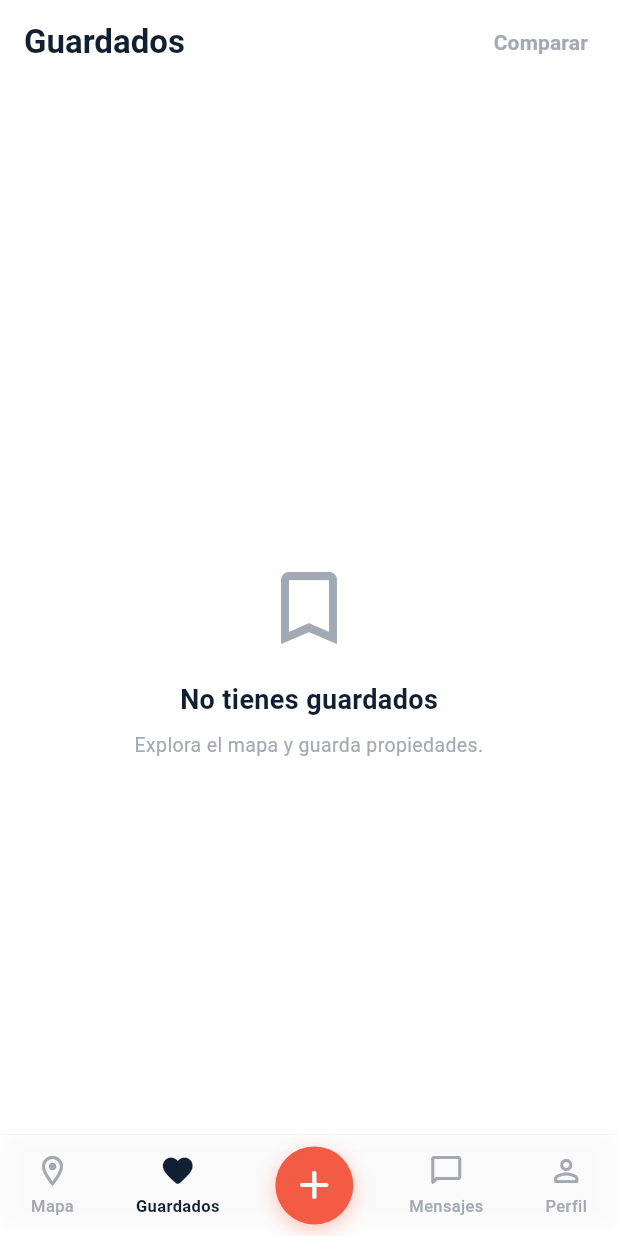
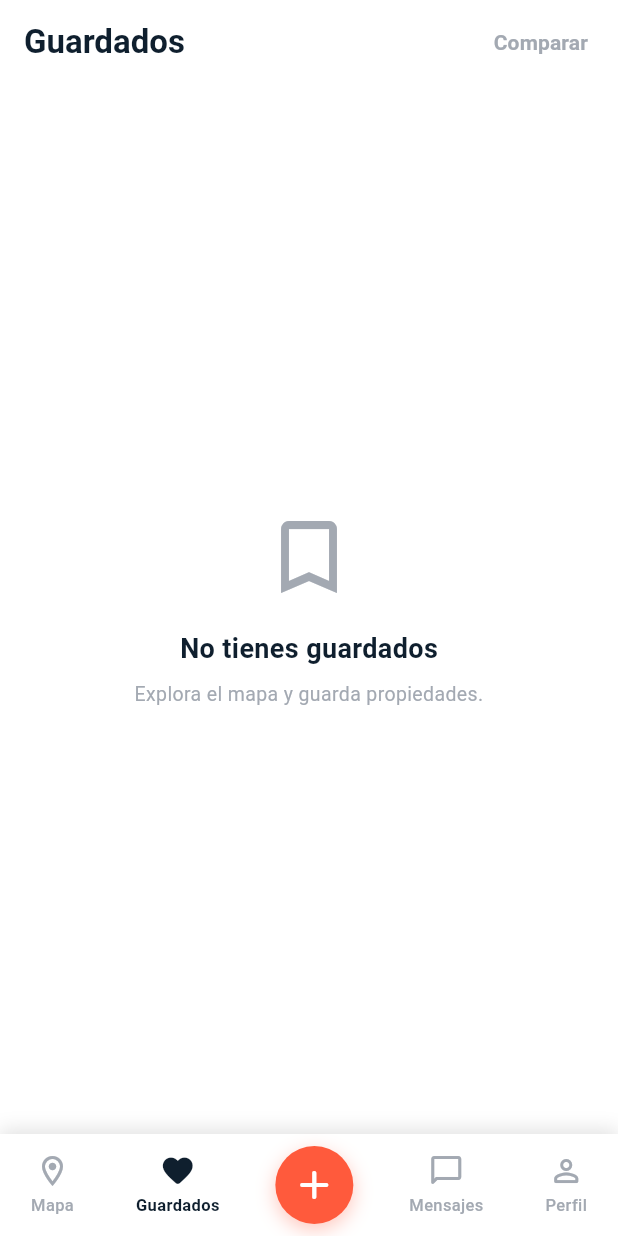
Before and after one commit to m1x3r961/ProyectoKaza, a Flutter app: the screen it shows after launch, item 2 of the bottom bar chosen, on a phone screen of 412 x 824 dp. Run offline on Flutter 3.47's test engine with Material 3 defaults, Android fonts, the light colour scheme and no system bars; our stand-ins replace flutter_map, flutter_riverpod, go_router, latlong2, supabase_flutter; accounts and stored records are empty.

Commit message:
Revert "fix: apply P03B01A Map/Home Presentation Fidelity Patch"
This reverts commit e4b00da0ffec76bc1430687f9a3f419b0afec533.

```diff
--- a/mobile/lib/app/theme/kaza_theme.dart
+++ b/mobile/lib/app/theme/kaza_theme.dart
@@ -9,8 +9,8 @@
 /// - Verde Entorno: #27AE60 (Kaza Score / Verificado)
 class KazaTheme {
   // 1. PALETA DE COLORES OFICIAL DE MARCA
-  static const Color azulKaza = Color(0xFF101F31);       // #101F31 Azul Kaza
-  static const Color coralKaza = Color(0xFFF45B45);      // #F45B45 Coral Kaza
+  static const Color azulKaza = Color(0xFF0F1F2E);       // #0F1F2E Azul Kaza
+  static const Color coralKaza = Color(0xFFFF5A3C);      // #FF5A3C Coral Kaza
   static const Color grisClaro = Color(0xFFF2F4F7);       // #F2F4F7 Gris Claro
   static const Color grisMedio = Color(0xFFA3A9B2);       // #A3A9B2 Gris Medio
   static const Color verdeEntorno = Color(0xFF27AE60);    // #27AE60 Verde Entorno
--- a/mobile/lib/core/widgets/kaza_pin_painter.dart
+++ b/mobile/lib/core/widgets/kaza_pin_painter.dart
@@ -1,6 +1,5 @@
 import 'dart:math' as math;
 import 'package:flutter/material.dart';
-import '../../app/theme/kaza_theme.dart';
 
 /// 📍 PIN PAINTER CANÓNICO DE KAZA (Sin fondo blanco, vector degradado)
 /// Soporta badge numérico de cantidad de propiedades (diseño WM-01 v0.2)
@@ -48,8 +47,8 @@
       ..maskFilter = const MaskFilter.blur(BlurStyle.normal, 4);
     canvas.drawPath(pinPath.shift(const Offset(0, 3)), shadowPaint);
 
-    // 2. Kaza Navy or Coral Fill
-    final Paint fillPaint = Paint()..color = isSelected ? KazaTheme.coralKaza : KazaTheme.azulKaza;
+    // 2. Kaza Navy Fill
+    final Paint fillPaint = Paint()..color = const Color(0xFF0F1F2E); // Azul Kaza
     canvas.drawPath(pinPath, fillPaint);
 
     // 3. Crisp White Border
--- a/mobile/lib/features/shell/screens/main_shell_screen.dart
+++ b/mobile/lib/features/shell/screens/main_shell_screen.dart
@@ -1,4 +1,3 @@
-import 'dart:ui';
 import 'package:flutter/material.dart';
 import 'package:go_router/go_router.dart';
 import '../../../app/theme/kaza_theme.dart';
@@ -143,18 +142,11 @@
     final fabIconSize = screenWidth < 360 ? 26.0 : 32.0;
 
     return Scaffold(
-      extendBody: true,
       body: navigationShell,
-      bottomNavigationBar: ClipRect(
-        child: BackdropFilter(
-          filter: ImageFilter.blur(sigmaX: 16.0, sigmaY: 16.0),
-          child: Container(
-            height: navHeight + bottomSafe,
-            decoration: BoxDecoration(
-              color: Colors.white.withValues(alpha: 0.85),
-              border: Border(
-                top: BorderSide(color: Colors.black.withValues(alpha: 0.05), width: 0.5),
-              ),
+      bottomNavigationBar: Container(
+        height: navHeight + bottomSafe,
+        decoration: const BoxDecoration(
+          color: Colors.white,
           boxShadow: [
             BoxShadow(
               color: Colors.black12,
@@ -241,8 +233,6 @@
             ],
           ),
         ),
-        ),
-        ),
       ),
     );
   }
```
Also changed, not shown: mobile/lib/features/map/screens/map_screen.dart (+4 -4 lines), 3 other files.
